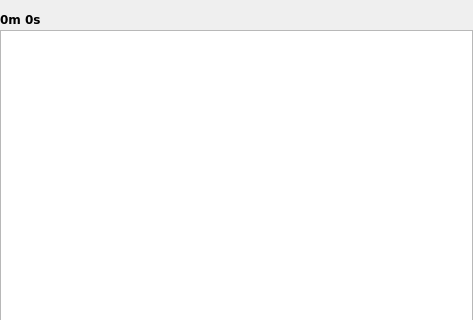
The window that trunk/src/GUI/playlist/GUI_Playlist.ui (shahid334/sayonara-player) describes before a commit, drawn with Qt 5; both pictures show x 0 to 473 and y 0 to 320 of the 473 by 539 pixel window.
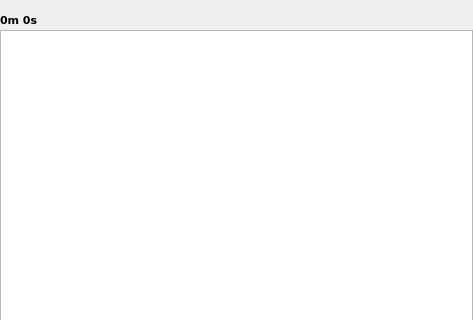
The same window after the commit. Icons and pictures are not drawn. Custom widgets are drawn as their Qt base class.

```diff
--- a/trunk/src/GUI/playlist/GUI_Playlist.ui
+++ b/trunk/src/GUI/playlist/GUI_Playlist.ui
@@ -506,6 +506,7 @@
        <property name="font">
         <font>
          <family>DejaVu Sans</family>
+         <pointsize>8</pointsize>
          <weight>75</weight>
          <bold>true</bold>
         </font>
```
